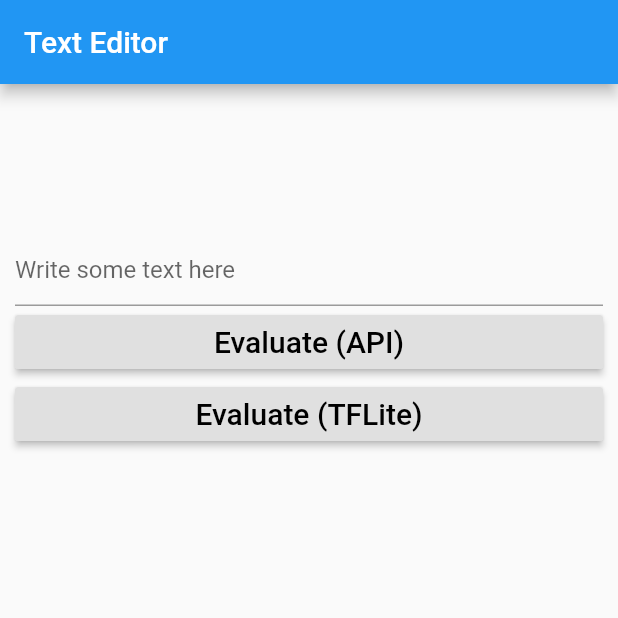
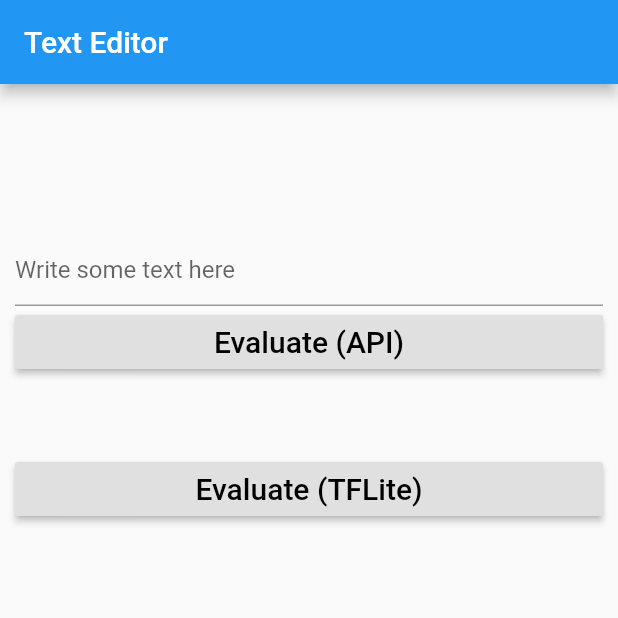
Before and after one commit to TravellerOnCode/Working-with-TFLite-and-Flutter, a Flutter app: the MyStatefulWidget screen opened directly, on a phone screen of 412 x 824 dp, the top half of it. Run offline on Flutter 3.47's test engine with Material 2 defaults, Android fonts, the light colour scheme and no system bars; missing offline and left inert: firebase_ml_vision, image_picker_modern, speech_recognition, tflite_flutter; accounts and stored records are empty.

Commit message:
TFLite more changes

```diff
--- a/lib/text_editor.dart
+++ b/lib/text_editor.dart
@@ -111,6 +111,7 @@ class _MyStatefulWidgetState extends State<MyStatefulWidget> {
               ),
             )
           ),
+          SizedBox(height: 50),
           RaisedButton (
             onPressed: () {
               //double s =_classifier.predict(_controller.text);
```
Also changed, not shown: 1 other file.
